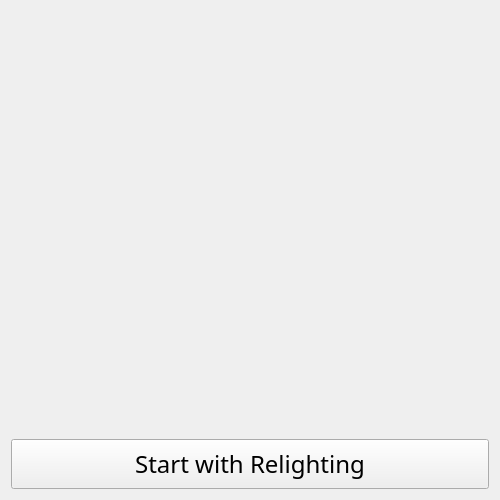
RiccardoMarostica/RTI-Thesis, file gui/templates/framePointSelection.ui: the form before one commit.
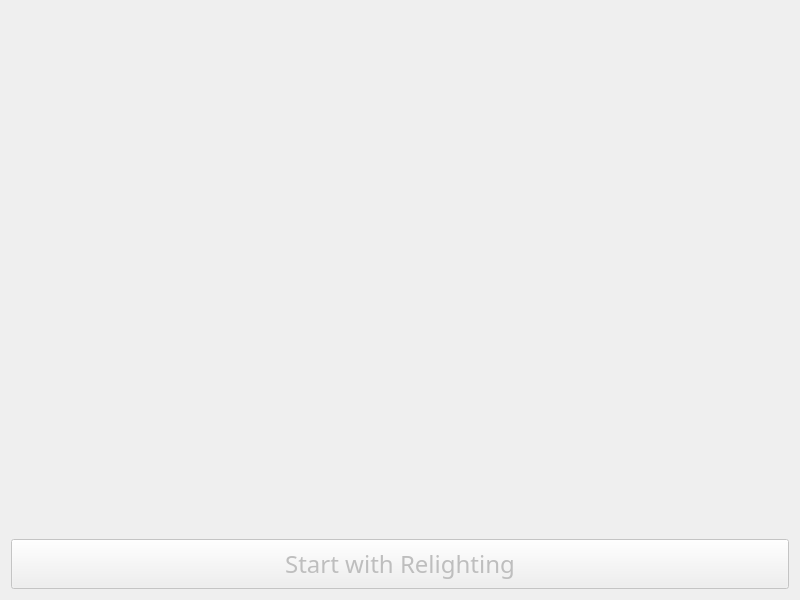
The form after the commit.

```diff
--- a/gui/templates/framePointSelection.ui
+++ b/gui/templates/framePointSelection.ui
@@ -12,8 +12,8 @@
    <rect>
     <x>0</x>
     <y>0</y>
-    <width>500</width>
-    <height>500</height>
+    <width>800</width>
+    <height>600</height>
    </rect>
   </property>
   <property name="minimumSize">
@@ -52,6 +52,9 @@
      </item>
      <item>
       <widget class="QPushButton" name="startBtn">
+       <property name="enabled">
+        <bool>false</bool>
+       </property>
        <property name="sizePolicy">
         <sizepolicy hsizetype="Minimum" vsizetype="Fixed">
          <horstretch>0</horstretch>
```
